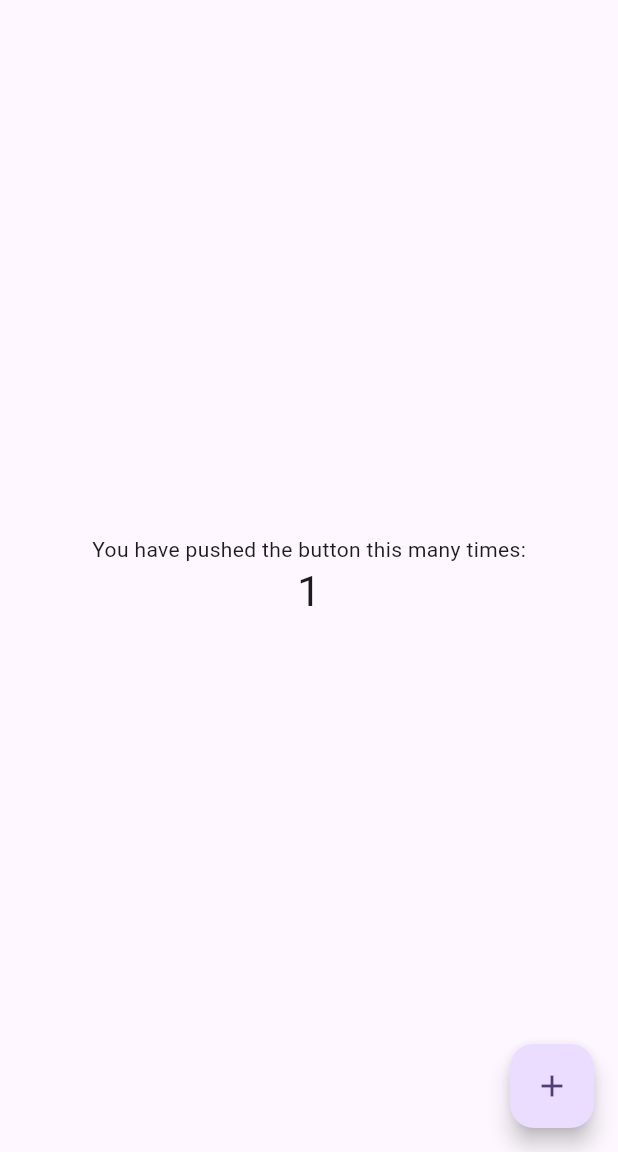
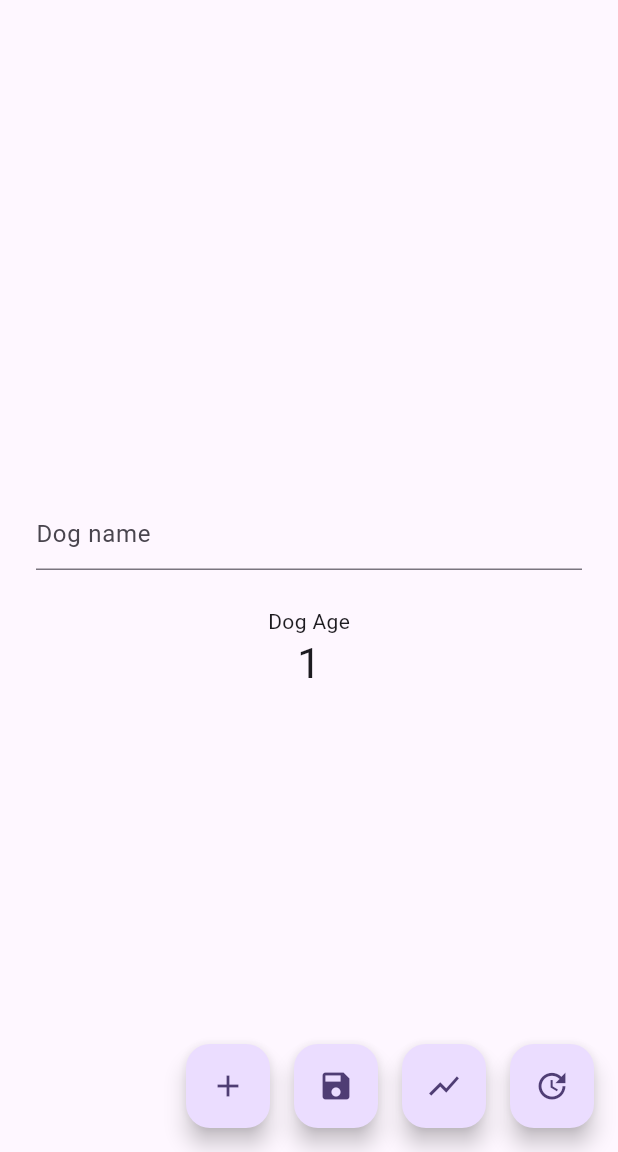
Before and after one commit to Mukhiddin3888/sqlliteflutterapp, a Flutter app: the screen it shows after launch, after a tap on the "add" icon, on a phone screen of 412 x 824 dp, the part 84-1236 px from its top. Run offline on Flutter 3.47's test engine with Material 2 defaults, Android fonts, the phone set to English and light mode, and no system bars; our stand-ins replace sqflite; accounts and stored records are empty.

Commit message:
add crud

```diff
--- /dev/null
+++ b/lib/database/crud/read_db.dart
@@ -0,0 +1,20 @@
+import 'package:sqflite/sqflite.dart';
+import 'package:sqlliteflutterapp/database/database_service.dart';
+import 'package:sqlliteflutterapp/models/dogs_model.dart';
+
+
+Future<List<DogModel>> fetchAllDBInfo({required String tableName}) async {
+  // Get a reference to the database.
+  final Database db = await DataBaseService().database;
+
+  // Query the table for all The Info (Dogs).
+  final List<Map<String, dynamic>> maps = await db.query(tableName);
+
+  // Convert the List<Map<String, dynamic> into a List<Dog>.
+  return List.generate(maps.length, (index) {
+    return DogModel(
+        id: maps[index]['id'],
+        name: maps[index]['name'],
+        age: maps[index]['age']);
+  });
+}
--- /dev/null
+++ b/lib/database/database_service.dart
@@ -0,0 +1,48 @@
+import 'package:path/path.dart';
+
+import 'package:sqflite/sqflite.dart';
+import 'package:sqlliteflutterapp/database/dogs_db.dart';
+
+class DataBaseService{
+
+
+  Database? _dataBase;
+
+  static const String tableName = 'dogs';
+
+  Future<Database> get database async {
+    if(_dataBase != null){
+      return _dataBase!;
+    }
+    _dataBase = await _initialize();
+
+    return _dataBase!;
+  }
+
+  Future<String> get fullPath async {
+
+    const name = 'dogs.database.db';
+
+    final path = await getDatabasesPath();
+
+    return join(path, name);
+  }
+
+  Future<Database> _initialize() async {
+    final path = await fullPath;
+
+    var database = openDatabase(
+        path,
+      onCreate: create,
+      version: 1,
+    );
+
+    return database;
+  }
+
+  Future<void> create(Database database, int version) async {
+  return  await DogsDB().createTable(database: database, tableName: tableName);
+  }
+
+
+}
--- /dev/null
+++ b/lib/database/dogs_db.dart
@@ -0,0 +1,13 @@
+
+import 'package:sqflite/sqflite.dart';
+
+class DogsDB{
+
+  Future<void> createTable({ required Database database, required String tableName}) async{
+
+    database.execute(
+        "CREATE TABLE $tableName(id INTEGER PRIMARY KEY,name  TEXT,age  INTEGER)");
+  }
+
+
+}
--- a/lib/main.dart
+++ b/lib/main.dart
@@ -1,6 +1,16 @@
 import 'package:flutter/material.dart';
+import 'package:sqflite/sqflite.dart';
+import 'package:sqlliteflutterapp/database/crud/delete_db.dart';
+import 'package:sqlliteflutterapp/database/crud/insert_db.dart';
+import 'package:sqlliteflutterapp/database/crud/read_db.dart';
+import 'package:sqlliteflutterapp/database/database_service.dart';
+import 'package:sqlliteflutterapp/models/dogs_model.dart';
 
-void main() {
+void main() async {
+  WidgetsFlutterBinding.ensureInitialized();
+
+  Database database = await DataBaseService().database;
+
   runApp(const MyApp());
 }
 
@@ -13,21 +23,6 @@ class MyApp extends StatelessWidget {
     return MaterialApp(
       title: 'Flutter Demo',
       theme: ThemeData(
-        // This is the theme of your application.
-        //
-        // TRY THIS: Try running your application with "flutter run". You'll see
-        // the application has a blue toolbar. Then, without quitting the app,
-        // try changing the seedColor in the colorScheme below to Colors.green
-        // and then invoke "hot reload" (save your changes or press the "hot
-        // reload" button in a Flutter-supported IDE, or press "r" if you used
-        // the command line to start the app).
-        //
-        // Notice that the counter didn't reset back to zero; the application
-        // state is not lost during the reload. To reset the state, use hot
-        // restart instead.
-        //
-        // This works for code too, not just values: Most code changes can be
-        // tested with just a hot reload.
         colorScheme: ColorScheme.fromSeed(seedColor: Colors.deepPurple),
         useMaterial3: true,
       ),
@@ -39,14 +34,6 @@ class MyApp extends StatelessWidget {
 class MyHomePage extends StatefulWidget {
   const MyHomePage({super.key, required this.title});
 
-  // This widget is the home page of your application. It is stateful, meaning
-  // that it has a State object (defined below) that contains fields that affect
-  // how it looks.
-
-  // This class is the configuration for the state. It holds the values (in this
-  // case the title) provided by the parent (in this case the App widget) and
-  // used by the build method of the State. Fields in a Widget subclass are
-  // always marked "final".
 
   final String title;
 
@@ -56,58 +43,48 @@ class MyHomePage extends StatefulWidget {
 
 class _MyHomePageState extends State<MyHomePage> {
   int _counter = 0;
+  final TextEditingController controller = TextEditingController();
+
+  @override
+  void initState() {
+    super.initState();
+
+  }
+  @override
+  void dispose() {
+    super.dispose();
+    controller.dispose();
+  }
 
   void _incrementCounter() {
     setState(() {
-      // This call to setState tells the Flutter framework that something has
-      // changed in this State, which causes it to rerun the build method below
-      // so that the display can reflect the updated values. If we changed
-      // _counter without calling setState(), then the build method would not be
-      // called again, and so nothing would appear to happen.
       _counter++;
     });
   }
 
   @override
   Widget build(BuildContext context) {
-    // This method is rerun every time setState is called, for instance as done
-    // by the _incrementCounter method above.
-    //
-    // The Flutter framework has been optimized to make rerunning build methods
-    // fast, so that you can just rebuild anything that needs updating rather
-    // than having to individually change instances of widgets.
+
     return Scaffold(
       appBar: AppBar(
-        // TRY THIS: Try changing the color here to a specific color (to
-        // Colors.amber, perhaps?) and trigger a hot reload to see the AppBar
-        // change color while the other colors stay the same.
         backgroundColor: Theme.of(context).colorScheme.inversePrimary,
-        // Here we take the value from the MyHomePage object that was created by
-        // the App.build method, and use it to set our appbar title.
         title: Text(widget.title),
       ),
       body: Center(
-        // Center is a layout widget. It takes a single child and positions it
-        // in the middle of the parent.
         child: Column(
-          // Column is also a layout widget. It takes a list of children and
-          // arranges them vertically. By default, it sizes itself to fit its
-          // children horizontally, and tries to be as tall as its parent.
-          //
-          // Column has various properties to control how it sizes itself and
-          // how it positions its children. Here we use mainAxisAlignment to
-          // center the children vertically; the main axis here is the vertical
-          // axis because Columns are vertical (the cross axis would be
-          // horizontal).
-          //
-          // TRY THIS: Invoke "debug painting" (choose the "Toggle Debug Paint"
-          // action in the IDE, or press "p" in the console), to see the
-          // wireframe for each widget.
           mainAxisAlignment: MainAxisAlignment.center,
           children: <Widget>[
+
+            Padding(
+              padding: const EdgeInsets.all(24.0),
+              child:  TextField(
+                  controller: controller,
+                  decoration: const InputDecoration(hintText: 'Dog name')),
+            ),
             const Text(
-              'You have pushed the button this many times:',
+              'Dog Age',
             ),
+
             Text(
               '$_counter',
               style: Theme.of(context).textTheme.headlineMedium,
@@ -115,10 +92,49 @@ class _MyHomePageState extends State<MyHomePage> {
           ],
         ),
       ),
-      floatingActionButton: FloatingActionButton(
-        onPressed: _incrementCounter,
-        tooltip: 'Increment',
-        child: const Icon(Icons.add),
+      floatingActionButton: Row(
+        mainAxisAlignment: MainAxisAlignment.end,
+        children: [
+          FloatingActionButton(
+            onPressed: _incrementCounter,
+            tooltip: 'Increment',
+            child: const Icon(Icons.add),
+          ),
+          const SizedBox(width: 16,),
+          FloatingActionButton(
+            onPressed: () async {
+              // if(controller.text.isNotEmpty && _counter > 1){
+                DogModel dogs = DogModel(id: 1 , name: controller.text, age: _counter);
+
+               await insertDog(dogModel: dogs,tableName: DataBaseService.tableName);
+
+            },
+            tooltip: 'Increment',
+            child: const Icon(Icons.save),
+          ),
+          const SizedBox(width: 16,),
+          FloatingActionButton(
+            onPressed: () async {
+              List<DogModel>? data = await  fetchAllDBInfo(tableName: DataBaseService.tableName);
+
+                controller.text = data.map((e) => e.name).toString();
+
+
+            },
+            tooltip: 'Increment',
+            child: const Icon(Icons.show_chart),
+          ),
+          const SizedBox(width: 16,),
+          FloatingActionButton(
+            onPressed: () async {
+
+              deleteDB(id: 0, tableName: DataBaseService.tableName);
+
+            },
+            tooltip: 'Increment',
+            child: const Icon(Icons.update),
+          ),
+        ],
       ), // This trailing comma makes auto-formatting nicer for build methods.
     );
   }
--- /dev/null
+++ b/lib/models/dogs_model.dart
@@ -0,0 +1,33 @@
+
+
+
+class DogModel {
+  final int id;
+  final String name;
+  final int age;
+
+  const DogModel({
+    required this.id,
+    required this.name,
+    required this.age,
+  });
+
+
+  Map<String, dynamic> toMap(){
+
+    return {
+      "id" : id,
+      "name": name,
+      "age": age
+    };
+
+  }
+
+  @override
+  String toString() {
+    return 'Dog{ id: $id, name:": $name, age: $age}';
+
+
+  }
+
+}
--- a/pubspec.yaml
+++ b/pubspec.yaml
@@ -35,6 +35,8 @@ dependencies:
   # The following adds the Cupertino Icons font to your application.
   # Use with the CupertinoIcons class for iOS style icons.
   cupertino_icons: ^1.0.2
+  sqflite: ^2.3.0
+  path: ^1.8.3
 
 dev_dependencies:
   flutter_test:
```
Also changed, not shown: lib/database/crud/delete_db.dart (added, +19 -0 lines), lib/database/crud/insert_db.dart (added, +25 -0 lines), lib/database/crud/update_db.dart (added, +17 -0 lines), pubspec.lock, 7 other files.
